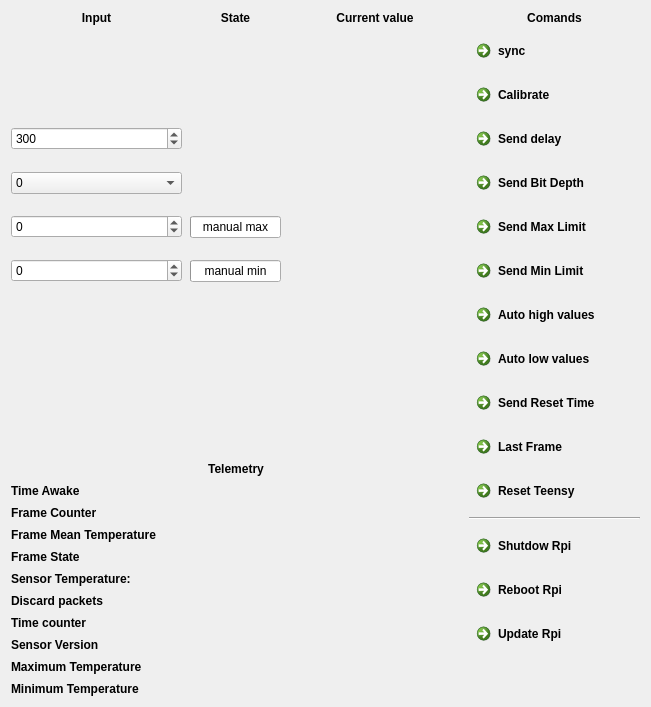
This is ui/Ui_HiControlWidget.ui in alvaro893/sensor-reader as Qt 5 draws it before an edit. The edited form follows.
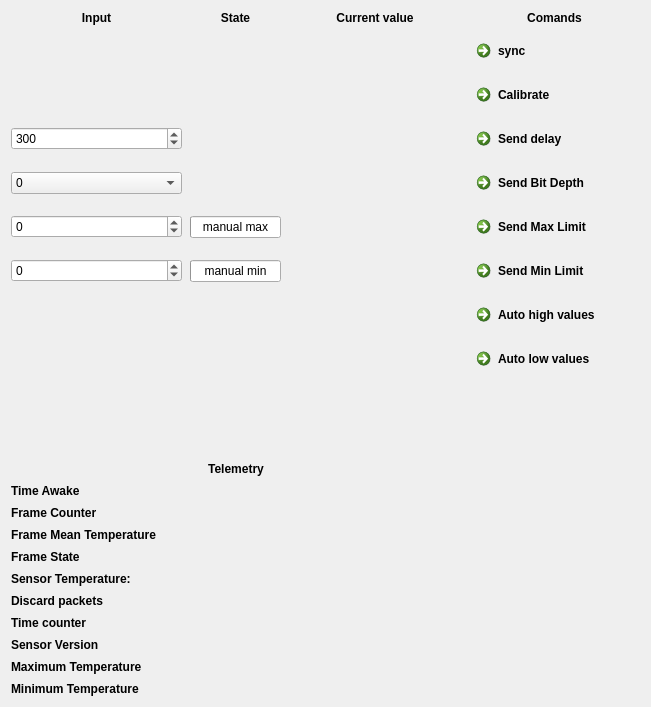
This is the edited form.

```diff
--- a/ui/Ui_HiControlWidget.ui
+++ b/ui/Ui_HiControlWidget.ui
@@ -38,28 +38,7 @@
        </item>
       </widget>
      </item>
-     <item row="14" column="3">
-      <widget class="QCommandLinkButton" name="shutdownButton">
-       <property name="text">
-        <string>Shutdow Rpi</string>
-       </property>
-      </widget>
-     </item>
-     <item row="15" column="3">
-      <widget class="QCommandLinkButton" name="rebootButton">
-       <property name="text">
-        <string>Reboot Rpi</string>
-       </property>
-      </widget>
-     </item>
-     <item row="16" column="3">
-      <widget class="QCommandLinkButton" name="updateButton">
-       <property name="text">
-        <string>Update Rpi</string>
-       </property>
-      </widget>
-     </item>
-     <item row="17" column="3">
+     <item row="10" column="3">
       <spacer name="verticalSpacer">
        <property name="orientation">
         <enum>Qt::Vertical</enum>
@@ -88,13 +67,6 @@
        </property>
       </widget>
      </item>
-     <item row="13" column="3">
-      <widget class="Line" name="line">
-       <property name="orientation">
-        <enum>Qt::Horizontal</enum>
-       </property>
-      </widget>
-     </item>
      <item row="0" column="1">
       <widget class="QLabel" name="label_12">
        <property name="font">
@@ -535,27 +507,6 @@
        </property>
       </widget>
      </item>
-     <item row="10" column="3">
-      <widget class="QCommandLinkButton" name="resetTimeButton">
-       <property name="text">
-        <string>Send Reset Time</string>
-       </property>
-      </widget>
-     </item>
-     <item row="11" column="3">
-      <widget class="QCommandLinkButton" name="lastFrameButton">
-       <property name="text">
-        <string>Last Frame</string>
-       </property>
-      </widget>
-     </item>
-     <item row="12" column="3">
-      <widget class="QCommandLinkButton" name="resetTeensyButton">
-       <property name="text">
-        <string>Reset Teensy</string>
-       </property>
-      </widget>
-     </item>
      <item row="5" column="3">
       <widget class="QCommandLinkButton" name="maxRawButton">
        <property name="text">
```
Left out of the diff: 2 changed lines with no effect on the pictures.
